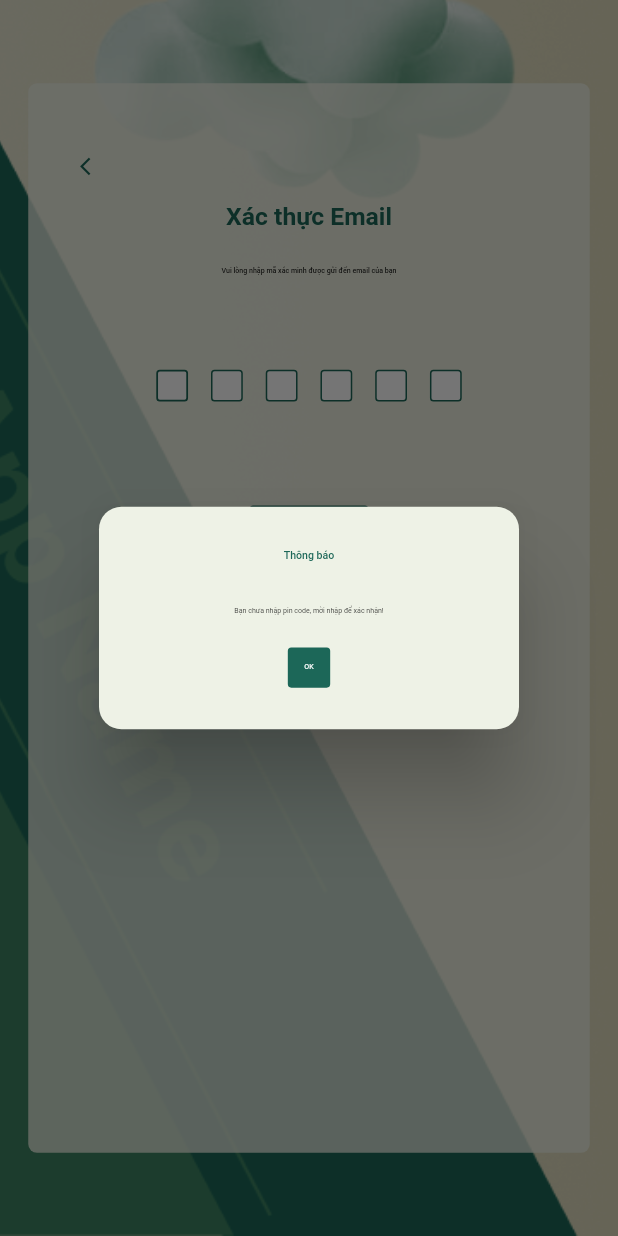
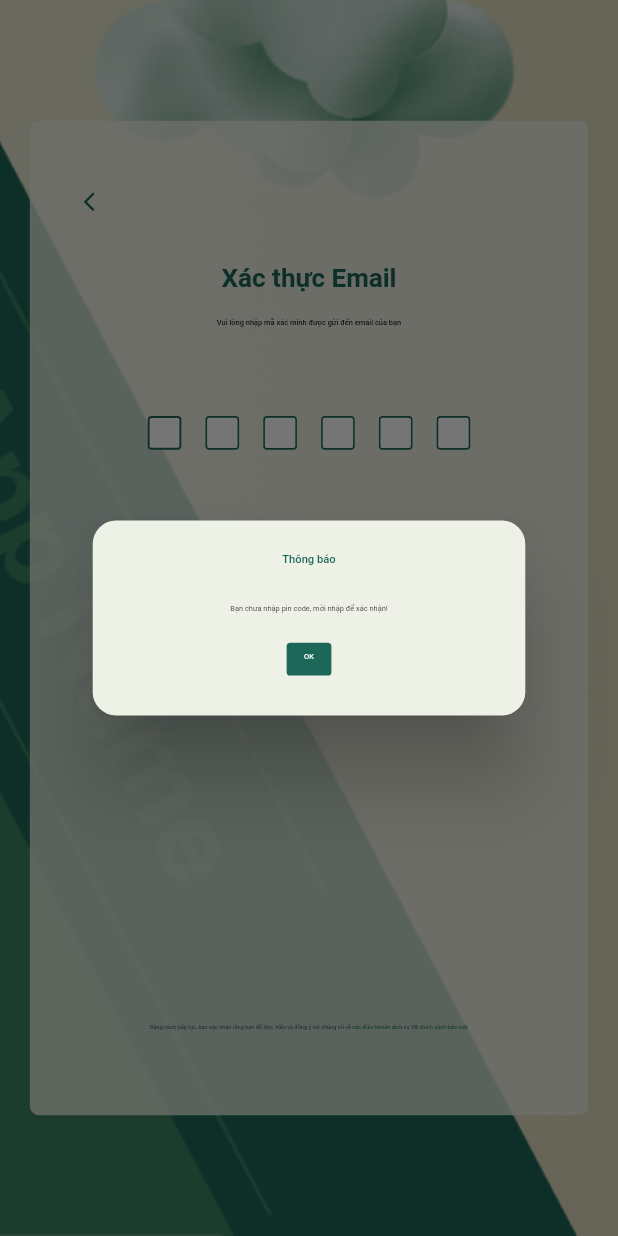
Before and after one commit to thanhhieu2005/Flutter-Goods-Traceability, a Flutter app: the TabletEmailVerifyScreen screen opened by its route, after a tap on "XÁC THỰC", on a phone screen of 412 x 824 dp. Run offline on Flutter 3.47's test engine with Material 2 defaults, Android fonts, the light colour scheme and no system bars; drawn by our look-alikes of pinput; our stand-ins replace flutter_screenutil, flutter_svg, go_router, responsive_framework.

Commit message:
[FIX] - scale tablet from 11 inch or less

```diff
--- a/lib/configs/app_style.dart
+++ b/lib/configs/app_style.dart
@@ -8,183 +8,98 @@ class AppStyles {
   static TextStyle displayLarge = TextStyle(
     fontSize: 56.sp,
     fontWeight: FontWeight.normal,
+    height: (64 / 56).sp,
   );
 
   /// display medium
   static TextStyle displayMedium = TextStyle(
-    fontSize: 48.sp,
-    fontWeight: FontWeight.normal,
-  );
+      fontSize: 48.sp, fontWeight: FontWeight.normal, height: (56 / 48).sp);
 
   /// display small
   static TextStyle displaySmall = TextStyle(
     fontSize: 36.sp,
     fontWeight: FontWeight.normal,
+    height: (48 / 36).sp,
   );
 
   /// headline large
   static TextStyle headlineLarge = TextStyle(
-    fontSize: 32.sp,
-    fontWeight: FontWeight.w700,
-  );
+      fontSize: 32.sp, fontWeight: FontWeight.w700, height: (40 / 32).sp);
 
   /// headline medium
   static TextStyle headlineMedium = TextStyle(
     fontSize: 28.sp,
     fontWeight: FontWeight.w700,
+    height: (36 / 28).sp,
   );
 
   /// headline small
   static TextStyle headlineSmall = TextStyle(
     fontSize: 24.sp,
     fontWeight: FontWeight.w700,
+    height: (32 / 24).sp,
   );
 
   /// title large
   static TextStyle titleLarge = TextStyle(
     fontSize: 24.sp,
     fontWeight: FontWeight.w400,
+    height: (32 / 24).sp,
   );
 
   /// title medium
   static TextStyle titleMedium = TextStyle(
     fontSize: 16.sp,
     fontWeight: FontWeight.w400,
+    height: (20 / 16).sp,
   );
 
   /// title small
   static TextStyle titleSmall = TextStyle(
     fontSize: 14.sp,
     fontWeight: FontWeight.w400,
+    height: (18 / 14).sp,
   );
 
   /// label large
   static TextStyle labelLarge = TextStyle(
     fontSize: 14.sp,
     fontWeight: FontWeight.w500,
+    height: (18 / 14).sp,
   );
 
   /// label medium
   static TextStyle labelMedium = TextStyle(
     fontSize: 12.sp,
     fontWeight: FontWeight.w500,
+    height: (16 / 12).sp,
   );
 
   /// label small
   static TextStyle labelSmall = TextStyle(
     fontSize: 11.sp,
     fontWeight: FontWeight.normal,
+    height: (14 / 11).sp,
   );
 
   /// body large
   static TextStyle bodyLarge = TextStyle(
     fontSize: 16.sp,
     fontWeight: FontWeight.w400,
+    height: (20 / 16).sp,
   );
 
   /// body medium
   static TextStyle bodyMedium = TextStyle(
     fontSize: 14.sp,
     fontWeight: FontWeight.w400,
+    height: (18 / 14).sp,
   );
 
   /// body small
   static TextStyle bodySmall = TextStyle(
     fontSize: 12.sp,
     fontWeight: FontWeight.w400,
+    height: (16 / 12).sp,
   );
 }
-
-class TabletAppStyles {
-  const TabletAppStyles._();
-
-  /// display large
-  static TextStyle displayLarge = const TextStyle(
-    fontSize: 56,
-    fontWeight: FontWeight.normal,
-  );
-
-  /// display medium
-  static TextStyle displayMedium = const TextStyle(
-    fontSize: 48,
-    fontWeight: FontWeight.normal,
-  );
-
-  /// display small
-  static TextStyle displaySmall = const TextStyle(
-    fontSize: 36,
-    fontWeight: FontWeight.normal,
-  );
-
-  /// headline large
-  static TextStyle headlineLarge = const TextStyle(
-    fontSize: 32,
-    fontWeight: FontWeight.w700,
-  );
-
-  /// headline medium
-  static TextStyle headlineMedium = const TextStyle(
-    fontSize: 28,
-    fontWeight: FontWeight.w700,
-  );
-
-  /// headline small
-  static TextStyle headlineSmall = const TextStyle(
-    fontSize: 24,
-    fontWeight: FontWeight.w700,
-  );
-
-  /// title large
-  static TextStyle titleLarge = const TextStyle(
-    fontSize: 24,
-    fontWeight: FontWeight.w400,
-  );
-
-  /// title medium
-  static TextStyle titleMedium = const TextStyle(
-    fontSize: 16,
-    fontWeight: FontWeight.w400,
-  );
-
-  /// title small
-  static TextStyle titleSmall = const TextStyle(
-    fontSize: 14,
-    fontWeight: FontWeight.w400,
-  );
-
-  /// label large
-  static TextStyle labelLarge = const TextStyle(
-    fontSize: 14,
-    fontWeight: FontWeight.w500,
-  );
-
-  /// label medium
-  static TextStyle labelMedium = const TextStyle(
-    fontSize: 12,
-    fontWeight: FontWeight.w500,
-  );
-
-  /// label small
-  static TextStyle labelSmall = const TextStyle(
-    fontSize: 11,
-    fontWeight: FontWeight.normal,
-  );
-
-  /// body large
-  static TextStyle bodyLarge = const TextStyle(
-    fontSize: 16,
-    fontWeight: FontWeight.w400,
-  );
-
-  /// body medium
-  static TextStyle bodyMedium = const TextStyle(
-    fontSize: 14,
-    fontWeight: FontWeight.w400,
-  );
-
-  /// body small
-  static TextStyle bodySmall = const TextStyle(
-    fontSize: 12,
-    fontWeight: FontWeight.w400,
-  );
-}
--- a/lib/modules/auth/register/presentation/email_verify_screen.dart
+++ b/lib/modules/auth/register/presentation/email_verify_screen.dart
@@ -22,6 +22,7 @@ class _TabletEmailVerifyScreenState extends State<TabletEmailVerifyScreen> {
   Widget build(BuildContext context) {
     final TextEditingController pinCodeText = TextEditingController();
     return Scaffold(
+      resizeToAvoidBottomInset: false,
       body: SafeArea(
         child: Container(
           decoration: BoxDecoration(
@@ -32,6 +33,10 @@ class _TabletEmailVerifyScreenState extends State<TabletEmailVerifyScreen> {
           child: Align(
             alignment: Alignment.center,
             child: Container(
+              constraints: BoxConstraints(
+                maxHeight: 800.h,
+                minHeight: 640.h,
+              ),
               margin: EdgeInsets.symmetric(
                 vertical: 64.h,
                 horizontal: 64.w,
@@ -59,6 +64,9 @@ class _TabletEmailVerifyScreenState extends State<TabletEmailVerifyScreen> {
                         size: 48.r,
                       ),
                     ),
+                  ),
+                  SizedBox(
+                    height: 32.h,
                   ),
                   Text(
                     'Xác thực Email', //'Email Authentication'
@@ -172,32 +180,38 @@ class _TabletEmailVerifyScreenState extends State<TabletEmailVerifyScreen> {
                     },
                     content: 'Xác thực',
                   ),
-                  SizedBox(
-                    height: 80.h,
-                  ),
-                  RichText(
+                  const Spacer(),
+                  Container(
+                    margin: EdgeInsets.only(bottom: 32.h),
+                    child: RichText(
+                      textAlign: TextAlign.center,
                       text: TextSpan(
                         text:
                             'Bằng cách tiếp tục, bạn xác nhận rằng bạn đã đọc, hiểu và đồng ý với chúng tôi về',
-                      style: AppStyles.labelMedium,
+                        style: AppStyles.bodySmall.copyWith(
+                          color: AppColors.kColor9,
+                        ),
                         children: <TextSpan>[
                           TextSpan(
                             text: ' các điều khoản dịch vụ',
-                          style: AppStyles.labelMedium.copyWith(
+                            style: AppStyles.bodySmall.copyWith(
                               color: AppColors.kPrimary2,
+                              fontWeight: FontWeight.w500,
                             ),
                           ),
                           TextSpan(
                             text: ' và',
-                          style: AppStyles.labelMedium,
+                            style: AppStyles.bodyMedium,
                           ),
                           TextSpan(
                             text: ' chính sách bảo mật',
-                          style: AppStyles.labelMedium.copyWith(
+                            style: AppStyles.bodySmall.copyWith(
                               color: AppColors.kPrimary2,
+                              fontWeight: FontWeight.w500,
                             ),
                           ),
                         ],
+                      ),
                     ),
                   ),
                 ],
--- a/lib/modules/auth/register/presentation/register_screen.dart
+++ b/lib/modules/auth/register/presentation/register_screen.dart
@@ -20,6 +20,7 @@ class _TabletRegisterScreenState extends State<TabletRegisterScreen> {
   Widget build(BuildContext context) {
     return Scaffold(
       backgroundColor: AppColors.kPrimary4,
+      resizeToAvoidBottomInset: false,
       body: SafeArea(
         child: Container(
           decoration: BoxDecoration(
@@ -33,13 +34,12 @@ class _TabletRegisterScreenState extends State<TabletRegisterScreen> {
             child: Container(
               margin: EdgeInsets.only(
                 right: 80.w,
-                top: 36.h,
-                bottom: 36.h,
+                top: 32.h,
+                bottom: 32.h,
               ),
-              padding: EdgeInsets.symmetric(horizontal: 32.w, vertical: 12.h),
+              padding: EdgeInsets.symmetric(horizontal: 32.w, vertical: 24.h),
               constraints: BoxConstraints(
-                maxWidth: 560.w,
-              ),
+                  maxWidth: 560.w, minHeight: 680.h, maxHeight: 880.h),
               decoration: BoxDecoration(
                 borderRadius: BorderRadius.circular(AppSizes.superLargeRadius),
                 color: AppColors.kPrimary4.withOpacity(0.8),
@@ -48,25 +48,7 @@ class _TabletRegisterScreenState extends State<TabletRegisterScreen> {
                 mainAxisSize: MainAxisSize.max,
                 crossAxisAlignment: CrossAxisAlignment.start,
                 children: [
-                  InkWell(
-                    onTap: () {
-                      context.go('/');
-                    },
-                    child: Row(
-                      mainAxisAlignment: MainAxisAlignment.end,
-                      children: [
-                        Padding(
-                          padding: EdgeInsets.only(top: 14.h),
-                          child: Text(
-                            'Đã có tài khoản?' '\n' ' Đăng nhập ngay',
-                            style: AppStyles.titleSmall.copyWith(
-                              color: AppColors.kPrimary2,
-                            ),
-                          ),
-                        ),
-                      ],
-                    ),
-                  ),
+                  toggleLoginScreen(context),
                   Text(
                     'Đăng ký',
                     style: AppStyles.displayLarge.copyWith(
@@ -120,7 +102,6 @@ class _TabletRegisterScreenState extends State<TabletRegisterScreen> {
                     titleForm: 'Mật khẩu',
                     titleRequired: true,
                     maxLines: 1,
-                    textInputType: TextInputType.none,
                     obscureText: true,
                   ),
                   SizedBox(
@@ -130,15 +111,13 @@ class _TabletRegisterScreenState extends State<TabletRegisterScreen> {
                     titleForm: 'Xác nhận mật khẩu',
                     titleRequired: true,
                     maxLines: 1,
-                    textInputType: TextInputType.none,
                     obscureText: true,
                   ),
                   SizedBox(
-                    height: 24.h,
+                    height: 28.h,
                   ),
                   CommonButton(
                     content: 'Đăng ký',
-                    width: 280.w,
                     onTap: () {
                       context.go('/register/email_verify');
                     },
@@ -151,4 +130,41 @@ class _TabletRegisterScreenState extends State<TabletRegisterScreen> {
       ),
     );
   }
+
+  Row toggleLoginScreen(BuildContext context) {
+    return Row(
+      mainAxisAlignment: MainAxisAlignment.end,
+      children: [
+        Padding(
+          padding: EdgeInsets.only(top: 14.h),
+          child: InkWell(
+            onTap: () {
+              context.go('/');
+            },
+            child: Column(
+              mainAxisSize: MainAxisSize.min,
+              crossAxisAlignment: CrossAxisAlignment.end,
+              children: [
+                Text(
+                  'Đã có tài khoản?',
+                  style: AppStyles.titleSmall.copyWith(
+                    color: AppColors.kPrimary2,
+                  ),
+                ),
+                SizedBox(
+                  height: 4.h,
+                ),
+                Text(
+                  '    Đăng nhập ngay',
+                  style: AppStyles.titleSmall.copyWith(
+                    color: AppColors.kPrimary2,
+                  ),
+                ),
+              ],
+            ),
+          ),
+        ),
+      ],
+    );
+  }
 }
--- a/lib/responsive_layout/responsive_layout.dart
+++ b/lib/responsive_layout/responsive_layout.dart
@@ -13,7 +13,7 @@ class ResponsiveLayout extends StatelessWidget {
   Widget build(BuildContext context) {
     return LayoutBuilder(
       builder: (context, constraint) {
-        if (constraint.maxWidth < 600) {
+        if (constraint.maxWidth < 450) {
           return mobileScaffold;
         } else {
           return tabletScaffold;
--- a/lib/utils/shared/common_button.dart
+++ b/lib/utils/shared/common_button.dart
@@ -12,7 +12,7 @@ class CommonButton extends StatelessWidget {
   final Color? backgroundColor;
   final TextStyle? contentTextStyle;
   final double? borderRadiusSize;
-  final EdgeInsetsGeometry? contentPadding;
+  final EdgeInsetsGeometry? contentPadding, margin;
 
   /// default aligment to center
   final Alignment? alignment;
@@ -27,6 +27,7 @@ class CommonButton extends StatelessWidget {
     this.contentTextStyle,
     this.borderRadiusSize,
     this.contentPadding,
+    this.margin,
   }) : super(key: key);
 
   @override
@@ -38,7 +39,8 @@ class CommonButton extends StatelessWidget {
         child: Container(
           height: height,
           width: width,
-          padding: contentPadding ?? EdgeInsets.symmetric(vertical: 24.h),
+          margin: margin,
+          padding: contentPadding ?? EdgeInsets.symmetric(vertical: 16.h),
           decoration: BoxDecoration(
             color: backgroundColor ?? AppColors.kPrimary1,
             borderRadius:
```
Also changed, not shown: lib/app.dart (+16 -1 lines), lib/modules/auth/login/presentation/tablet/login_screen.dart (+28 -16 lines), lib/modules/home/admin/admin_screen.dart (added, +41 -0 lines), lib/utils/shared/common_text_field.dart (+5 -2 lines). Lines whose indentation alone changed are shown as unchanged.
